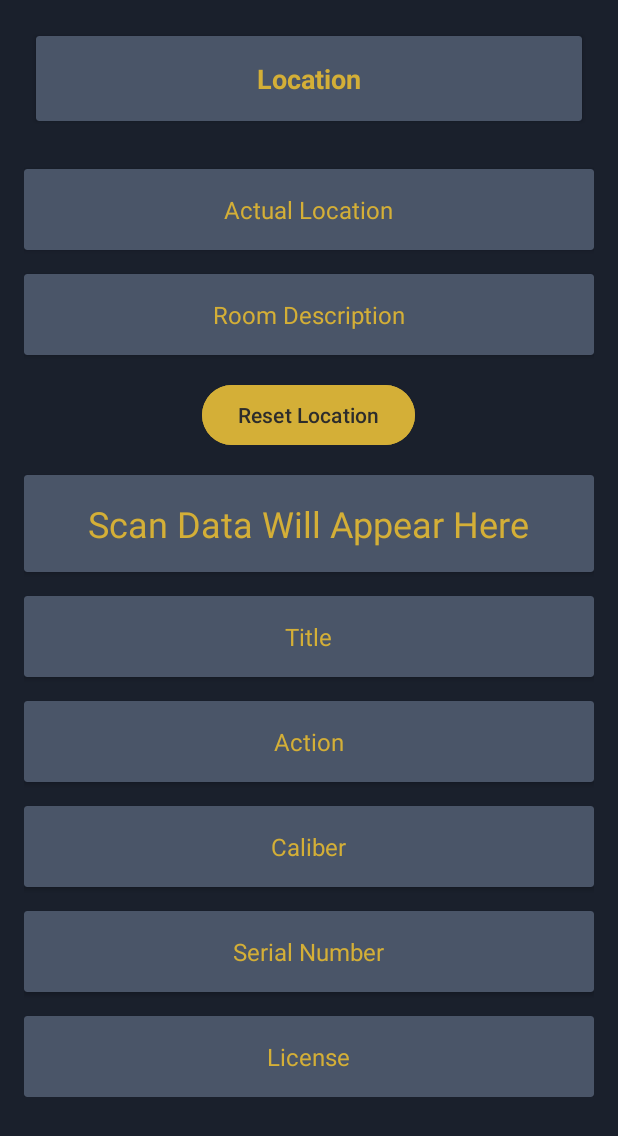
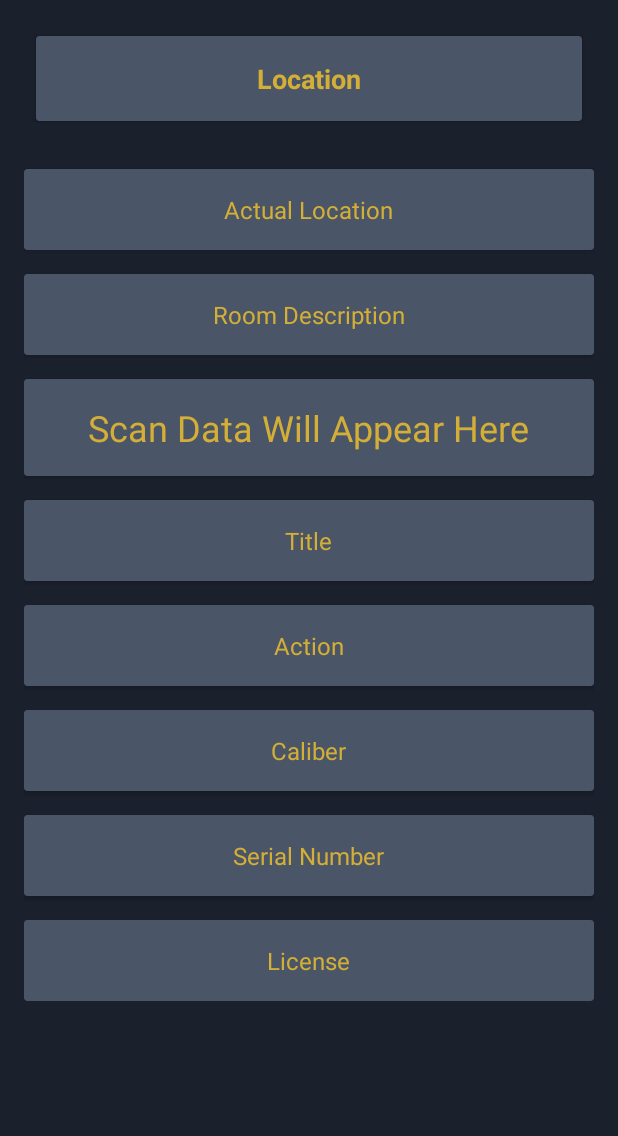
Before and after one commit to yaboijams/SimpsonLtdInvScanner, an Android app: the ScanActivity screen opened directly, with no data from a screen before it, on a phone screen of 412 x 824 dp. Shown: the top 1136 px of the screen. Run offline under Robolectric (Android 15) with nearby library versions, the phone set to English and light mode, and no system bars; our stand-ins replace Firebase (no records; nobody signed in at launch, a user with empty details on screens opened directly); libraries missing offline, so code that uses them is left out: com.symbol.emdk; 8 statements that could not run were skipped.

Commit message:
ScanActivity Update 8_6_24

```diff
--- a/app/src/main/res/layout/activity_scan.xml
+++ b/app/src/main/res/layout/activity_scan.xml
@@ -75,24 +75,12 @@
                 android:textColor="@color/gold"/>
         </androidx.cardview.widget.CardView>
 
-        <!-- Reset Location Button -->
-        <Button
-            android:id="@+id/resetLocationButton"
-            android:layout_width="wrap_content"
-            android:layout_height="wrap_content"
-            android:layout_below="@id/roomDescriptionCardView"
-            android:layout_marginTop="16dp"
-            android:layout_centerHorizontal="true"
-            android:text="Reset Location"
-            android:backgroundTint="@color/gold"
-            android:textColor="@color/darkGray"/>
-
         <!-- Error Message Section -->
         <TextView
             android:id="@+id/errorMessageTextView"
             android:layout_width="wrap_content"
             android:layout_height="wrap_content"
-            android:layout_below="@id/resetLocationButton"
+            android:layout_below="@id/roomDescriptionCardView"
             android:layout_centerHorizontal="true"
             android:layout_marginTop="16dp"
             android:textColor="@android:color/holo_red_dark"
```
Also changed, not shown: app/src/main/java/com/example/simpsonltdinvscanner/ScanActivity.kt (+0 -9 lines), app/src/main/java/com/example/simpsonltdinvscanner/ScanViewModel.kt (+2 -15 lines).
